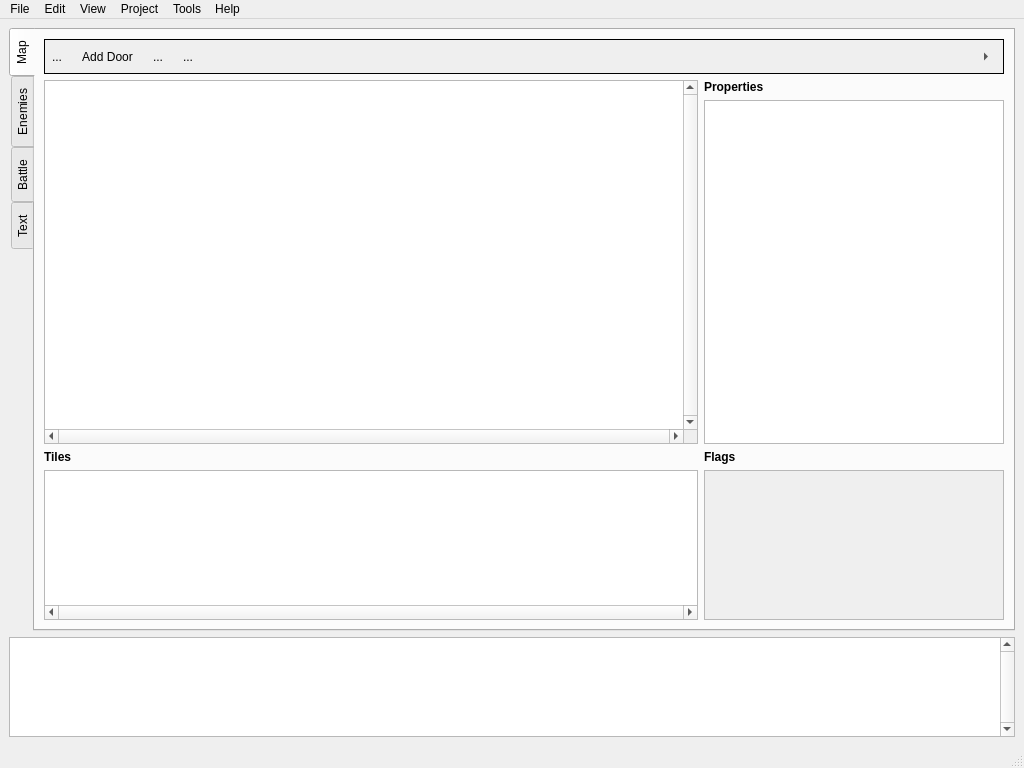
Above: src/broken_bazooka.ui from Lyrositor/BrokenBazooka before the change. Below: the same form after it.
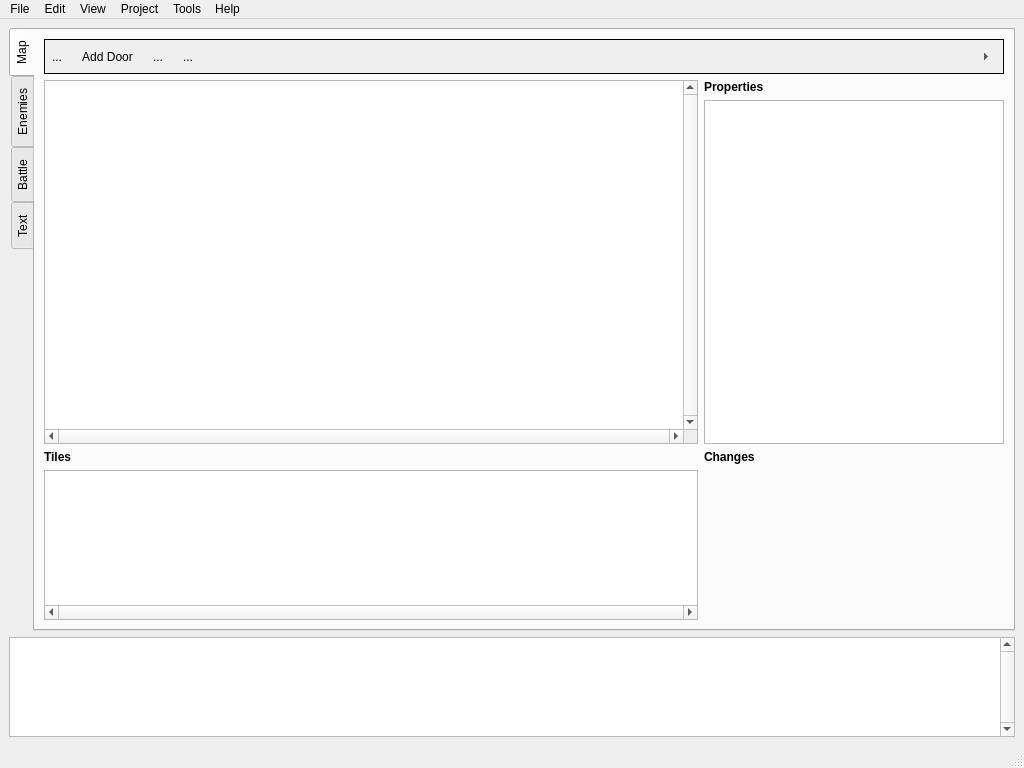
That is the form after the change. Icons and pictures are not drawn. Custom widgets are drawn as their Qt base class.

Patch:
```diff
--- a/src/broken_bazooka.ui
+++ b/src/broken_bazooka.ui
@@ -105,7 +105,7 @@
              </font>
             </property>
             <property name="text">
-             <string>Flags</string>
+             <string>Changes</string>
             </property>
            </widget>
           </item>
@@ -197,30 +197,6 @@
             </property>
            </widget>
           </item>
-          <item row="2" column="2">
-           <widget class="QScrollArea" name="scrollArea">
-            <property name="sizePolicy">
-             <sizepolicy hsizetype="Ignored" vsizetype="Ignored">
-              <horstretch>0</horstretch>
-              <verstretch>0</verstretch>
-             </sizepolicy>
-            </property>
-            <property name="widgetResizable">
-             <bool>true</bool>
-            </property>
-            <widget class="QWidget" name="scrollAreaWidgetContents">
-             <property name="geometry">
-              <rect>
-               <x>0</x>
-               <y>0</y>
-               <width>300</width>
-               <height>148</height>
-              </rect>
-             </property>
-             <layout class="QGridLayout" name="gridLayout"/>
-            </widget>
-           </widget>
-          </item>
          </layout>
         </item>
         <item row="0" column="3">
```
Left out of the diff: 8 changed lines with no effect on the pictures.
